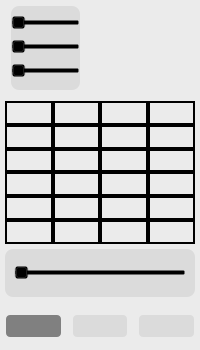
First picture: the form in Pyside_version/interface.ui, repository DarkTime312/Paint, before the edit.
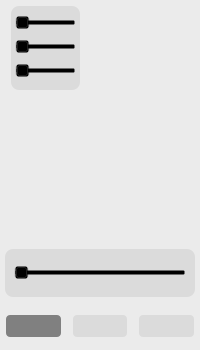
Second picture: the form after the edit. Icons and pictures are not drawn.

Diff of the .ui file:
```diff
--- a/Pyside_version/interface.ui
+++ b/Pyside_version/interface.ui
@@ -144,7 +144,7 @@
 
 QFrame#frm_palette QPushButton{
 	margin: 0px;
-	border: 2px solid;
+	border: 2px solid transparent;
 	border-radius: 0px
 }
 
@@ -173,10 +173,15 @@
 	background-color: #dbdbdb;
 	border-radius: 8px
 }
+
 QSlider{
 	background-color: transparent
 }
 
+QSlider#slider_brush_size {
+	padding: 0
+}
+
 </string>
   </property>
   <layout class="QVBoxLayout" name="verticalLayout" stretch="2,3,1,1">
@@ -229,13 +234,13 @@
           <number>0</number>
          </property>
          <property name="leftMargin">
-          <number>0</number>
+          <number>4</number>
          </property>
          <property name="topMargin">
           <number>0</number>
          </property>
          <property name="rightMargin">
-          <number>0</number>
+          <number>4</number>
          </property>
          <property name="bottomMargin">
           <number>0</number>
@@ -363,6 +368,9 @@
            <property name="autoFillBackground">
             <bool>false</bool>
            </property>
+           <property name="maximum">
+            <number>15</number>
+           </property>
            <property name="orientation">
             <enum>Qt::Orientation::Horizontal</enum>
            </property>
@@ -400,6 +408,15 @@
                 </color>
                </brush>
               </colorrole>
+              <colorrole role="Accent">
+               <brush brushstyle="SolidPattern">
+                <color alpha="255">
+                 <red>0</red>
+                 <green>255</green>
+                 <blue>0</blue>
+                </color>
+               </brush>
+              </colorrole>
              </active>
              <inactive>
               <colorrole role="Button">
@@ -429,6 +446,15 @@
                 </color>
                </brush>
               </colorrole>
+              <colorrole role="Accent">
+               <brush brushstyle="SolidPattern">
+                <color alpha="255">
+                 <red>0</red>
+                 <green>255</green>
+                 <blue>0</blue>
+                </color>
+               </brush>
+              </colorrole>
              </inactive>
              <disabled>
               <colorrole role="Button">
@@ -458,12 +484,24 @@
                 </color>
                </brush>
               </colorrole>
+              <colorrole role="Accent">
+               <brush brushstyle="SolidPattern">
+                <color alpha="255">
+                 <red>0</red>
+                 <green>255</green>
+                 <blue>0</blue>
+                </color>
+               </brush>
+              </colorrole>
              </disabled>
             </palette>
            </property>
            <property name="autoFillBackground">
             <bool>false</bool>
            </property>
+           <property name="maximum">
+            <number>15</number>
+           </property>
            <property name="orientation">
             <enum>Qt::Orientation::Horizontal</enum>
            </property>
@@ -501,6 +539,15 @@
                 </color>
                </brush>
               </colorrole>
+              <colorrole role="Accent">
+               <brush brushstyle="SolidPattern">
+                <color alpha="255">
+                 <red>0</red>
+                 <green>0</green>
+                 <blue>255</blue>
+                </color>
+               </brush>
+              </colorrole>
              </active>
              <inactive>
               <colorrole role="Button">
@@ -530,6 +577,15 @@
                 </color>
                </brush>
               </colorrole>
+              <colorrole role="Accent">
+               <brush brushstyle="SolidPattern">
+                <color alpha="255">
+                 <red>0</red>
+                 <green>0</green>
+                 <blue>255</blue>
+                </color>
+               </brush>
+              </colorrole>
              </inactive>
              <disabled>
               <colorrole role="Button">
@@ -559,12 +615,24 @@
                 </color>
                </brush>
               </colorrole>
+              <colorrole role="Accent">
+               <brush brushstyle="SolidPattern">
+                <color alpha="255">
+                 <red>0</red>
+                 <green>0</green>
+                 <blue>255</blue>
+                </color>
+               </brush>
+              </colorrole>
              </disabled>
             </palette>
            </property>
            <property name="autoFillBackground">
             <bool>false</bool>
            </property>
+           <property name="maximum">
+            <number>15</number>
+           </property>
            <property name="orientation">
             <enum>Qt::Orientation::Horizontal</enum>
            </property>
```
Left out of the diff: 74 changed lines with no effect on the pictures.
